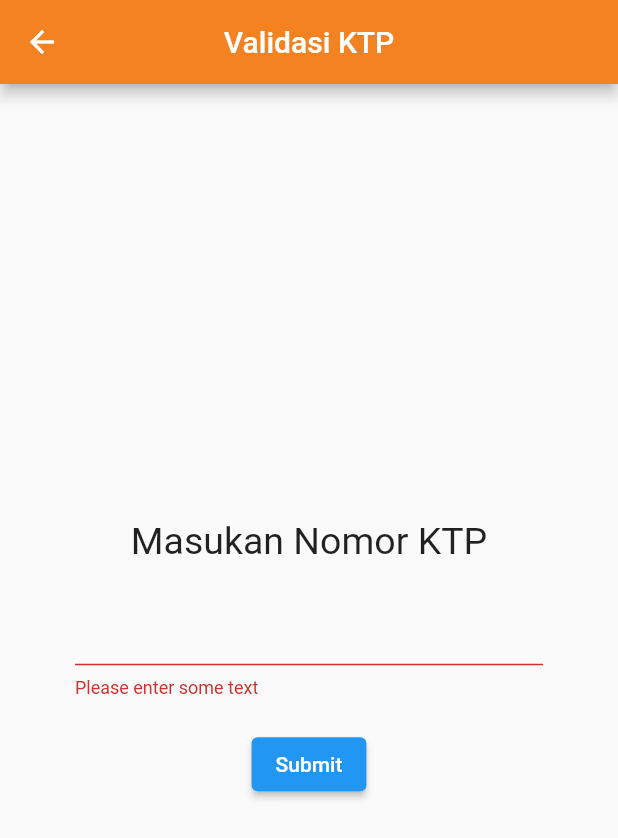
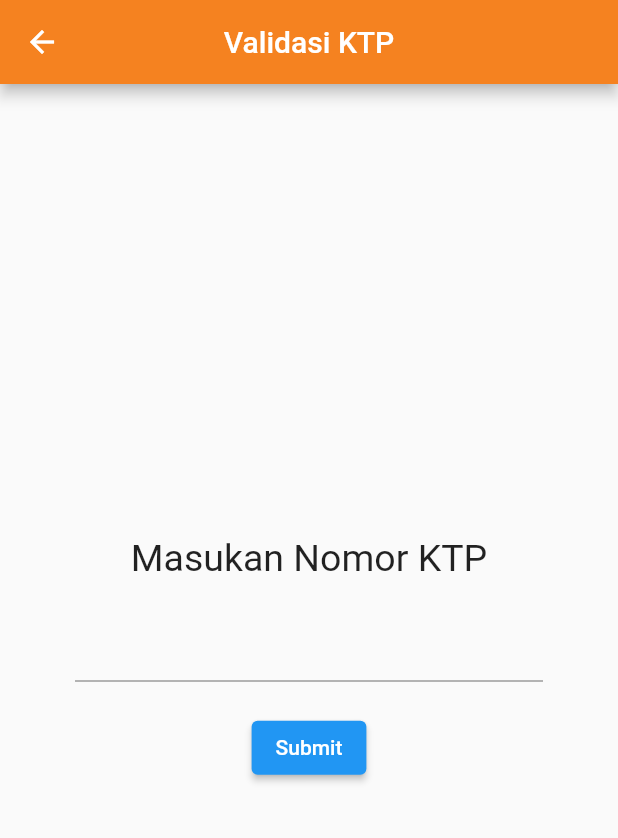
Before and after one commit to abdulrzk44/pactindo_task_ui, a Flutter app: the KtpPage screen opened directly, after a tap on "Submit", on a phone screen of 412 x 824 dp. Shown: the top 838 px of the screen. Run offline on Flutter 3.47's test engine with Material 2 defaults, Android fonts, the phone set to English and light mode, and no system bars; our stand-ins replace carousel_slider, webview_flutter.

```diff
--- a/lib/ktp.dart
+++ b/lib/ktp.dart
@@ -37,29 +37,24 @@ class KtpPage extends StatelessWidget {
               padding: const EdgeInsets.symmetric(horizontal: 50, vertical: 20),
               child: TextFormField(
                 validator: (value) {
-                  String valid = '0';
                   loadJsonData().then((valueKtp){
                     String? noKTP = valueKtp.noKTP;
-                    if (value != noKTP) {
-
+                    if (value == null || value.isEmpty) {
+                      return 'Please enter some text';
+                    } else if (value != noKTP) {
+                      return 'Nomor KTP tidak valid';
                     }
-                    valid = '1';
+                    Navigator.pushNamed(context, '/email');
                   });
-                  if (value == null || value.isEmpty) {
-                    return 'Please enter some text';
-                  }else if(valid != '1'){
-                    return 'Nomor KTP tidak valid';
-                  }
-                  Navigator.pushNamed(context, '/email');
                 },
               ),
             ),
             ElevatedButton(
               onPressed: () {
                 if (_formKey.currentState!.validate()) {
-                  ScaffoldMessenger.of(context).showSnackBar(
-                    const SnackBar(content: Text('No KTP Valid')),
-                  );
+                  // ScaffoldMessenger.of(context).showSnackBar(
+                  //   const SnackBar(content: Text('No KTP Valid')),
+                  // );
                 }
               },
               child: const Text('Submit'),
```
